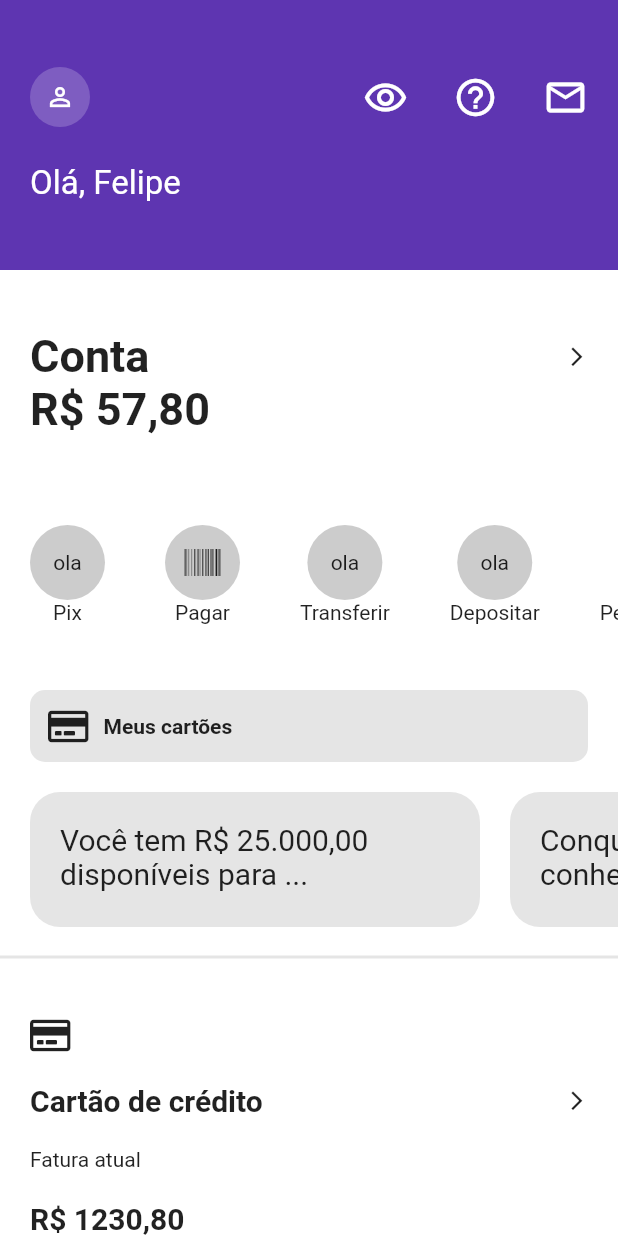
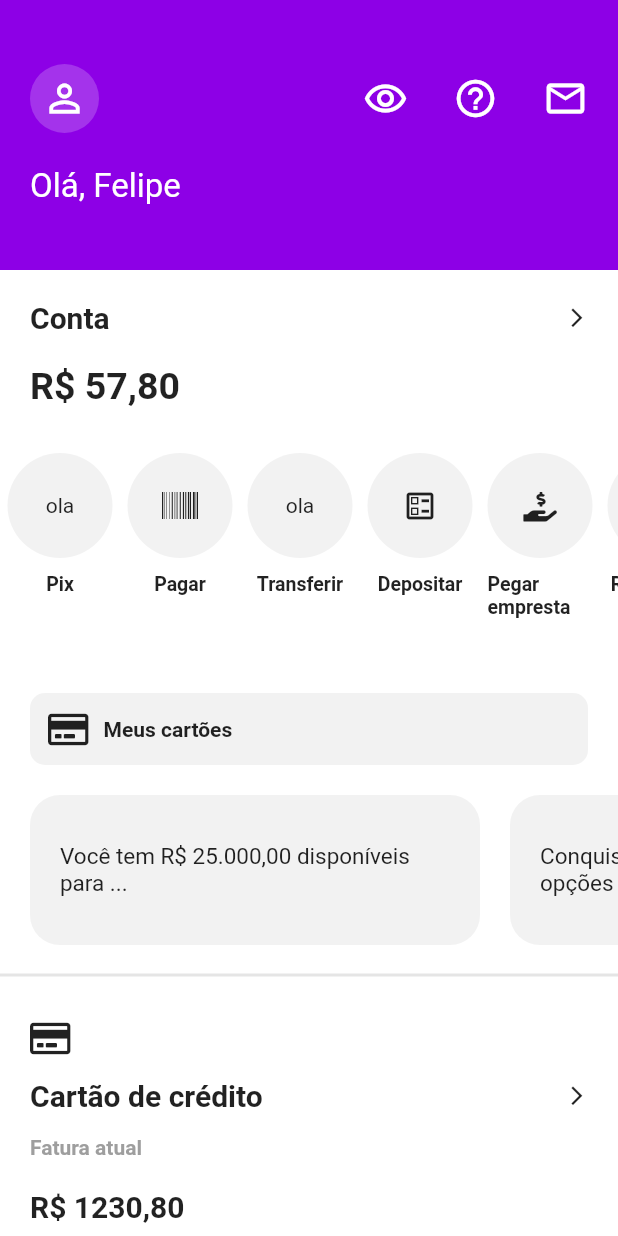
Before and after one commit to EmilcyFelipe/nubank_clone, a Flutter app: the screen it shows after launch, on a phone screen of 412 x 824 dp. Run offline on Flutter 3.47's test engine with Material 2 defaults, Android fonts, the light colour scheme and no system bars; our stand-ins replace font_awesome_flutter.

Commit message:
ajust finish

```diff
--- a/lib/ui/home_page.dart
+++ b/lib/ui/home_page.dart
@@ -14,7 +14,7 @@ class _HomePageState extends State<HomePage> {
   @override
   Widget build(BuildContext context) {
     return Scaffold(
-      backgroundColor: Colors.deepPurple[600],
+      backgroundColor: Color.fromRGBO(141,0,230,1),
       body: SingleChildScrollView(
         physics: BouncingScrollPhysics(),
         child: Container(
@@ -23,7 +23,7 @@ class _HomePageState extends State<HomePage> {
             Container(
               width: double.infinity,
               height: 180,
-              color: Colors.deepPurple[600],
+              color: Color.fromRGBO(141,0,230,1),
               child: Container(
                 padding: EdgeInsets.all(20),
                 child: Column(
@@ -35,9 +35,9 @@ class _HomePageState extends State<HomePage> {
                     children: [
                       GestureDetector(
                         child: Container(
-                          padding: EdgeInsets.all(10),
+                          padding: EdgeInsets.all(8),
                           decoration: BoxDecoration(borderRadius: BorderRadius.circular(50),color: Colors.white.withOpacity(.2) ),
-                          child: Icon(Icons.person_outline,size: 20,color: Colors.white,))
+                          child: Icon(Icons.person_outline,size: 30,color: Colors.white,))
                       ),
                       Container(
                         width: 150,
@@ -61,152 +61,207 @@ class _HomePageState extends State<HomePage> {
               ),
             ),
             Container(
-              padding: EdgeInsets.fromLTRB(20,40,20,40),
+              padding: EdgeInsets.fromLTRB(20,20,20,10),
               child: Column(
                 crossAxisAlignment: CrossAxisAlignment.start,
                 children: [
                 Row(
                   mainAxisAlignment: MainAxisAlignment.spaceBetween,
                   children: [
-                    Text("Conta",style: TextStyle(fontSize: 30, fontWeight: FontWeight.bold),),
+                    Text("Conta",style: TextStyle(fontSize: 20, fontWeight: FontWeight.bold),),
                     Icon(Icons.arrow_forward_ios,size: 15.0,)
                   ],
                 ),
-                Text("R\$ 57,80", style: TextStyle(fontSize: 30,fontWeight: FontWeight.bold),)
+                SizedBox(height: 20,),
+                Text("R\$ 57,80", style: TextStyle(fontSize: 25,fontWeight: FontWeight.bold),)
               ],
               ),
             ),
             Container(
-              width: 2000,
 
-              height: 110,
+              height: 160,
               child: ListView(
                 physics: BouncingScrollPhysics(),
                 scrollDirection: Axis.horizontal,
                 children: [
-                 Padding(padding: EdgeInsets.all(20),
+                 Container(
+                     padding: EdgeInsets.only(left:5,right: 5),
                   child: Column(
+                    mainAxisAlignment: MainAxisAlignment.center,
                     children: [
                       Container(
-                        width: 50,
-                        height: 50,
+                        width: 70,
+                        height: 70,
                         alignment: Alignment.center,
-                        decoration: BoxDecoration(borderRadius: BorderRadius.circular(50),color: Colors.black.withOpacity(.2)),
+                        decoration: BoxDecoration(borderRadius: BorderRadius.circular(50),color: Colors.black.withOpacity(.05)),
                         child: Text("ola"),
                       ),
-                      Text("Pix")
+                      Container(
+                        height: 50,
+                        padding: const EdgeInsets.only(top:10),
+                        child: Text("Pix",style: TextStyle(fontSize: 13,fontWeight: FontWeight.bold),),
+                      )
                     ],
                   )
                   ),
-                  Padding(padding: EdgeInsets.all(20),
+                  Container(
+                    padding: EdgeInsets.only(left:5,right: 5),
                   child: Column(
+                    mainAxisAlignment: MainAxisAlignment.center,
                     children: [
                       Container(
-                        width: 50,
-                        height: 50,
+                        width: 70,
+                        height: 70,
                         alignment: Alignment.center,
-                        decoration: BoxDecoration(borderRadius: BorderRadius.circular(50),color: Colors.black.withOpacity(.2)),
+                        decoration: BoxDecoration(borderRadius: BorderRadius.circular(50),color: Colors.black.withOpacity(.05)),
                         child: FaIcon(FontAwesomeIcons.barcode),
                       ),
-                      Text("Pagar")
+                      Container(
+                        height: 50,
+                        padding: const EdgeInsets.only(top:10),
+                        child: Text("Pagar",style: TextStyle(fontSize: 13,fontWeight: FontWeight.bold),),
+                      )
                     ],
                   )
                   ),
-                  Padding(padding: EdgeInsets.all(20),
+                  Container(
+                    padding: EdgeInsets.only(left:5,right: 5),
                     child: Column(
+                      mainAxisAlignment: MainAxisAlignment.center,
                       children: [
                         Container(
-                        width: 50,
-                        height: 50,
+                        width: 70,
+                          height: 70,
                           alignment: Alignment.center,
-                        decoration: BoxDecoration(borderRadius: BorderRadius.circular(50),color: Colors.black.withOpacity(.2)),
+                          decoration: BoxDecoration(borderRadius: BorderRadius.circular(50),color: Colors.black.withOpacity(.05)),
                           child: Text("ola"),
                         ),
-                      Text("Transferir")
+                        Container(
+                          height: 50,
+                          padding: const EdgeInsets.only(top:10),
+                          child: Text("Transferir",style: TextStyle(fontSize: 13,fontWeight: FontWeight.bold),),
+                        )
                       ],
                     )
                   ),
-                  Padding(padding: EdgeInsets.all(20),
+                  Container(
+                    padding: EdgeInsets.only(left:5,right: 5),
                     child: Column(
+                      mainAxisAlignment: MainAxisAlignment.center,
                       children: [
                         Container(
-                        width: 50,
+                        width: 70,
+                          height: 70,
+                          alignment: Alignment.center,
+                          decoration: BoxDecoration(borderRadius: BorderRadius.circular(50),color: Colors.black.withOpacity(.05)),
+                          child: Icon(Icons.ballot_outlined),
+                        ),
+                        Container(
                           height: 50,
-                        alignment: Alignment.center,
-                        decoration: BoxDecoration(borderRadius: BorderRadius.circular(50),color: Colors.black.withOpacity(.2)),
-                        child: Text("ola"),
-                      ),
-                      Text("Depositar")
+                          padding: const EdgeInsets.only(top:10),
+                          child: Text("Depositar",style: TextStyle(fontSize: 13,fontWeight: FontWeight.bold),),
+                        )
                       ],
                     )
                     ),
-                  Padding(padding: EdgeInsets.all(20),
+                  Container(
+                    padding: EdgeInsets.only(left:5,right: 5),
+                    width: 80,
                     child: Column(
+                      mainAxisAlignment: MainAxisAlignment.center,
                       children: [
                         Container(
-                        width: 50,
+                        width: 70,
+                          height: 70,
+                          alignment: Alignment.center,
+                          decoration: BoxDecoration(borderRadius: BorderRadius.circular(50),color: Colors.black.withOpacity(.05)),
+                          child: FaIcon(FontAwesomeIcons.handHoldingUsd,size: 20,),
+                        ),
+                        Container(
                           height: 50,
-                        alignment: Alignment.center,
-                        decoration: BoxDecoration(borderRadius: BorderRadius.circular(50),color: Colors.black.withOpacity(.2)),
-                        child: Text("ola"),
-                      ),
-                      Text("Pegar empresta")
+                          padding: const EdgeInsets.only(top:10),
+                          child: Text("Pegar empresta",style: TextStyle(fontSize: 13,fontWeight: FontWeight.bold,), textAlign: TextAlign.justify,),
+                        )
                       ],
                     )
                     ),
-                  Padding(padding: EdgeInsets.all(20),
+                  Container(
+                     padding: EdgeInsets.only(left:5,right: 5),
                     child: Column(
+                      mainAxisAlignment: MainAxisAlignment.center,
                       children: [
                         Container(
-                        width: 50,
+                          width: 70,
+                          height: 70,
+                          alignment: Alignment.center,
+                          decoration: BoxDecoration(borderRadius: BorderRadius.circular(50),color: Colors.black.withOpacity(.05)),
+                          child: FaIcon(FontAwesomeIcons.mobile,size: 20,),
+                        ),
+                        Container(
                           height: 50,
-                        alignment: Alignment.center,
-                        decoration: BoxDecoration(borderRadius: BorderRadius.circular(50),color: Colors.black.withOpacity(.2)),
-                        child: Text("ola"),
-                      ),
-                      Text("Recarga de")
+                          padding: const EdgeInsets.only(top:10),
+                          child: Text("Recarga de",style: TextStyle(fontSize: 13,fontWeight: FontWeight.bold),),
+                        )
                       ],
                     )
                     ),
-                  Padding(padding: EdgeInsets.all(20),
+                  Container(
+                      padding: EdgeInsets.only(left:5,right: 5),
                     child: Column(
+                      mainAxisAlignment: MainAxisAlignment.center,
                       children: [
                         Container(
-                        width: 50,
-                        height: 50,
+                          width: 70,
+                          height: 70,
                           alignment: Alignment.center,
-                        decoration: BoxDecoration(borderRadius: BorderRadius.circular(50),color: Colors.black.withOpacity(.2)),
+                          decoration: BoxDecoration(borderRadius: BorderRadius.circular(50),color: Colors.black.withOpacity(.05)),
                           child: FaIcon(FontAwesomeIcons.dollarSign),
                         ),
-                      Text("Cobrar")
+                        Container(
+                          height: 50,
+                          padding: const EdgeInsets.only(top:10),
+                          child: Text("Cobrar",style: TextStyle(fontSize: 13,fontWeight: FontWeight.bold),),
+                        )
                       ],
                     )
                     ),
-                  Padding(padding: EdgeInsets.all(20),
+                  Container(
+                    padding: EdgeInsets.only(left:5,right: 5),
                     child: Column(
+                      mainAxisAlignment: MainAxisAlignment.center,
                       children: [
                         Container(
-                        width: 50,
+                        width: 70,
+                          height: 70,
+                          alignment: Alignment.center,
+                          decoration: BoxDecoration(borderRadius: BorderRadius.circular(50),color: Colors.black.withOpacity(.05)),
+                          child: FaIcon(FontAwesomeIcons.heart,size: 20,),
+                        ),
+                        Container(
                           height: 50,
-                        alignment: Alignment.center,
-                        decoration: BoxDecoration(borderRadius: BorderRadius.circular(50),color: Colors.black.withOpacity(.2)),
-                        child: Text("ola"),
-                      ),
-                      Text("Doação")
+                          padding: const EdgeInsets.only(top:10),
+                          child: Text("Doação",style: TextStyle(fontSize: 13,fontWeight: FontWeight.bold),),
+                        )
                       ],
                     )
                     ),
-                  Padding(padding: EdgeInsets.all(20),
+                  Container(
+                     padding: EdgeInsets.only(left:5,right: 5),
+                     width: 80,
                   child: Column(
+                    mainAxisAlignment: MainAxisAlignment.center,
                     children: [
                       Container(
-                        width: 50,
+                        width: 70,
+                        height: 70,
+                        decoration: BoxDecoration(borderRadius: BorderRadius.circular(50),color: Colors.black.withOpacity(.05)),
+                        child: Icon(Icons.help_outline),
+                      ),
+                      Container(
                         height: 50,
-                        alignment: Alignment.center,
-                        decoration: BoxDecoration(borderRadius: BorderRadius.circular(50),color: Colors.black.withOpacity(.2)),
-                        child: Text("ola"),
-                      ),
-                      Text("Encontrar atalhos")
+                        padding: const EdgeInsets.only(top:10),
+                        child: Text("Encontrar atalhos",style: TextStyle(fontSize: 13,fontWeight: FontWeight.bold,),textAlign: TextAlign.justify,),
+                      )
                     ],
                   )
                   ),
@@ -217,7 +272,7 @@ class _HomePageState extends State<HomePage> {
               padding: EdgeInsets.all(20),
               child: Container(
 
-                decoration: BoxDecoration(borderRadius: BorderRadius.circular(10),color: Colors.black.withOpacity(.1)),
+                decoration: BoxDecoration(borderRadius: BorderRadius.circular(10),color: Colors.black.withOpacity(.05)),
                 child:Padding(
                   padding: EdgeInsets.all(12),
                   child: Row(
@@ -231,7 +286,7 @@ class _HomePageState extends State<HomePage> {
               ),
             ),
             Container(
-              height: 90,
+              height: 100,
               child: ListView(
                 physics: BouncingScrollPhysics(),
                 scrollDirection: Axis.horizontal,
@@ -240,8 +295,9 @@ class _HomePageState extends State<HomePage> {
                   Container(
                     width: 300,
                     padding: EdgeInsets.all(20),
-                    decoration: BoxDecoration(borderRadius: BorderRadius.circular(20),color: Colors.black.withOpacity(.1)),
-                    child: Text("Você tem R\$ 25.000,00 disponíveis para ...",style: TextStyle(fontSize: 20),),
+                    decoration: BoxDecoration(borderRadius: BorderRadius.circular(20),color: Colors.black.withOpacity(.05)),
+                    alignment: Alignment.center,
+                    child: Text("Você tem R\$ 25.000,00 disponíveis para ...",style: TextStyle(fontSize: 15),),
                     ),
                     SizedBox(
                       width: 20,
@@ -249,20 +305,21 @@ class _HomePageState extends State<HomePage> {
                     Container(
                     width: 300,
                     padding: EdgeInsets.all(20),
-                    decoration: BoxDecoration(borderRadius: BorderRadius.circular(20),color: Colors.black.withOpacity(.1)),
-                    child: Text("Conquiste planos futuros conheça as opções para...",style: TextStyle(fontSize: 20),),
+                    decoration: BoxDecoration(borderRadius: BorderRadius.circular(20),color: Colors.black.withOpacity(.05)),
+                    alignment: Alignment.center,
+                    child: Text("Conquiste planos futuros conheça as opções para...",style: TextStyle(fontSize: 15),),
                     )
                 ],
               ),
             ),
             Divider(color: Colors.black.withOpacity(.1), height: 40, thickness: 2,),
             Container(
-              padding: EdgeInsets.all(20),
+              padding: EdgeInsets.only(left: 20,right: 20,top: 10,bottom: 10),
               child: Column(
                 crossAxisAlignment: CrossAxisAlignment.start,
                 children: [
                 FaIcon(FontAwesomeIcons.creditCard),
-                SizedBox(height: 20,),
+                SizedBox(height: 15,),
                 Row(
                   mainAxisAlignment: MainAxisAlignment.spaceBetween,
                   children: [
@@ -270,23 +327,23 @@ class _HomePageState extends State<HomePage> {
                   Icon(Icons.arrow_forward_ios,size: 15.0,)
 
                 ],),
-                SizedBox(height: 20,),
-                Text("Fatura atual"),
+                SizedBox(height: 15,),
+                Text("Fatura atual",style: TextStyle(fontWeight: FontWeight.bold,color: Colors.grey),),
                 SizedBox(height: 20,),
                 Text("R\$ 1230,80",style: TextStyle(fontSize: 20,fontWeight:FontWeight.bold,)),
-                SizedBox(height: 20,),
-                Text("Limite disponínel de R\$ 439,16"),
+                SizedBox(height: 15,),
+                Text("Limite disponínel de R\$ 439,16",style: TextStyle(fontWeight: FontWeight.bold,color: Colors.grey)),
 
               ],),
               ),
               Divider(color: Colors.black.withOpacity(.1), height: 40, thickness: 2,),
               Container(
-              padding: EdgeInsets.all(20),
+              padding: EdgeInsets.only(left: 20,right: 20,top: 10,bottom: 10),
               child: Column(
                 crossAxisAlignment: CrossAxisAlignment.start,
                 children: [
                 FaIcon(FontAwesomeIcons.handHoldingUsd,size: 20,),
-                SizedBox(height: 20,),
+                SizedBox(height: 15,),
                 Row(
                   mainAxisAlignment: MainAxisAlignment.spaceBetween,
                   children: [
@@ -294,21 +351,21 @@ class _HomePageState extends State<HomePage> {
                   Icon(Icons.arrow_forward_ios,size: 15.0,)
 
                 ],),
-                SizedBox(height: 20,),
+                SizedBox(height: 15,),
                 Text("Valor disponível"),
-                SizedBox(height: 20,),
+                SizedBox(height: 15,),
                 Text("R\$ 25.000,00"),
 
               ],),
               ),
               Divider(color: Colors.black.withOpacity(.1), height: 40, thickness: 2,),
               Container(
-              padding: EdgeInsets.all(20),
+              padding: EdgeInsets.only(left: 20,right: 20,top: 10,bottom: 10),
               child: Column(
                 crossAxisAlignment: CrossAxisAlignment.start,
                 children: [
                 FaIcon(FontAwesomeIcons.heart,size: 20),
-                SizedBox(height: 20,),
+                SizedBox(height: 15,),
                 Row(
                   mainAxisAlignment: MainAxisAlignment.spaceBetween,
                   children: [
@@ -316,7 +373,7 @@ class _HomePageState extends State<HomePage> {
                   Icon(Icons.arrow_forward_ios,size: 15.0,)
 
                 ],),
-                SizedBox(height: 20,),
+                SizedBox(height: 15,),
                 Text("Conheça Nubank Vida: um seguro simples e que cabe no bolso"),
 
               ],),
@@ -329,10 +386,10 @@ class _HomePageState extends State<HomePage> {
                     padding: EdgeInsets.only(left:20),
                     child: Text("Descruba mais",style: TextStyle(fontSize: 20,fontWeight: FontWeight.bold),)),
                   SizedBox(
-                    height: 30,
+                    height: 20,
                   ),
                   Container(
-                    height: 200,
+                    height: 250,
                     padding: EdgeInsets.only(left:20, bottom: 20,top:20),
                     child: ListView(
                       physics: BouncingScrollPhysics(),
@@ -340,18 +397,22 @@ class _HomePageState extends State<HomePage> {
                       children: [
                         Container(
                           padding: EdgeInsets.all(20),
-                          width: 250,
-                          decoration: BoxDecoration(borderRadius: BorderRadius.circular(10), color: Colors.black.withOpacity(.1)),
+                          width: 280,
+                          decoration: BoxDecoration(borderRadius: BorderRadius.circular(15), color: Colors.black.withOpacity(.05)),
                           child:Column(
                             crossAxisAlignment: CrossAxisAlignment.start,
                             children: [
                             Text("WhatsApp",style: TextStyle(fontSize: 20,fontWeight: FontWeight.bold),),
-                            Text("Pagamentos seguros, rápidos e sem tarifa. A experiência Nubank sem..."),
+                            Container(
+                              alignment: Alignment.center,
+                              height: 90,
+                              width: 230,
+                              child: Text("Pagamentos seguros, rápidos e sem tarifa. A experiência Nubank sem...")),
                             ElevatedButton(
 
                               onPressed: (){},
                               style: ElevatedButton.styleFrom(
-                                primary: Colors.deepPurple[600],
+                                primary: Color.fromRGBO(141,0,230,1),
                                 shape: RoundedRectangleBorder(borderRadius: BorderRadius.circular(30))
                             ),
                              child: Text("Quero conhecer"))
@@ -361,17 +422,21 @@ class _HomePageState extends State<HomePage> {
                         Container(
                           padding: EdgeInsets.all(20),
                           width: 250,
-                          decoration: BoxDecoration(borderRadius: BorderRadius.circular(10), color: Colors.black.withOpacity(.1)),
+                          decoration: BoxDecoration(borderRadius: BorderRadius.circular(10), color: Colors.black.withOpacity(.05)),
                           child:Column(
                             crossAxisAlignment: CrossAxisAlignment.start,
                             children: [
-                            Text("Indique seus amigos",style: TextStyle(fontSize: 20,fontWeight: FontWeight.bold),),
-                            Text("Mostre aos seus amigos como é fácil ter uma vida sem burocracia"),
+                            Text("Indique seus amigos",style: TextStyle(fontSize: 18,fontWeight: FontWeight.bold),),
+                            Container(
+                              alignment: Alignment.center,
+                              height: 90,
+                              width: 230,
+                              child: Text("Mostre aos seus amigos como é fácil ter uma vida sem burocracia")),
                             ElevatedButton(
 
                               onPressed: (){},
                               style: ElevatedButton.styleFrom(
-                                primary: Colors.deepPurple[600],
+                                primary: Color.fromRGBO(141,0,230,1),
                                 shape: RoundedRectangleBorder(borderRadius: BorderRadius.circular(30))
                             ),
                              child: Text("Indicar amigos"))
```
Lines whose indentation alone changed are shown as unchanged.
